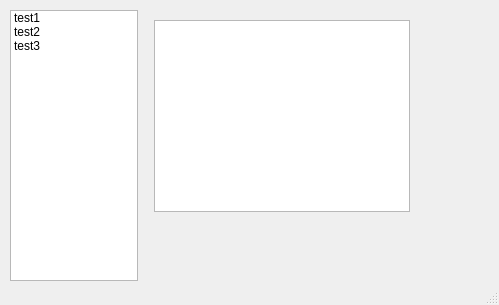
The window that mainwindow.ui (Dartstriker/RedSoftHackatonCowsay) describes before a commit, drawn with Qt 5.
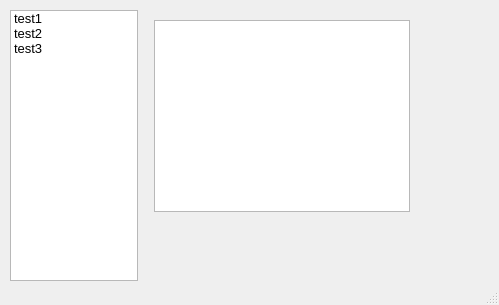
The same window after the commit.

Commit message: Implemented connection between menu items and widgets

Patch:
```diff
--- a/mainwindow.ui
+++ b/mainwindow.ui
@@ -38,6 +38,11 @@
          <height>16777215</height>
         </size>
        </property>
+       <property name="font">
+        <font>
+         <pointsize>10</pointsize>
+        </font>
+       </property>
        <property name="autoFillBackground">
         <bool>false</bool>
        </property>
```
The commit also changes 2 other files.
